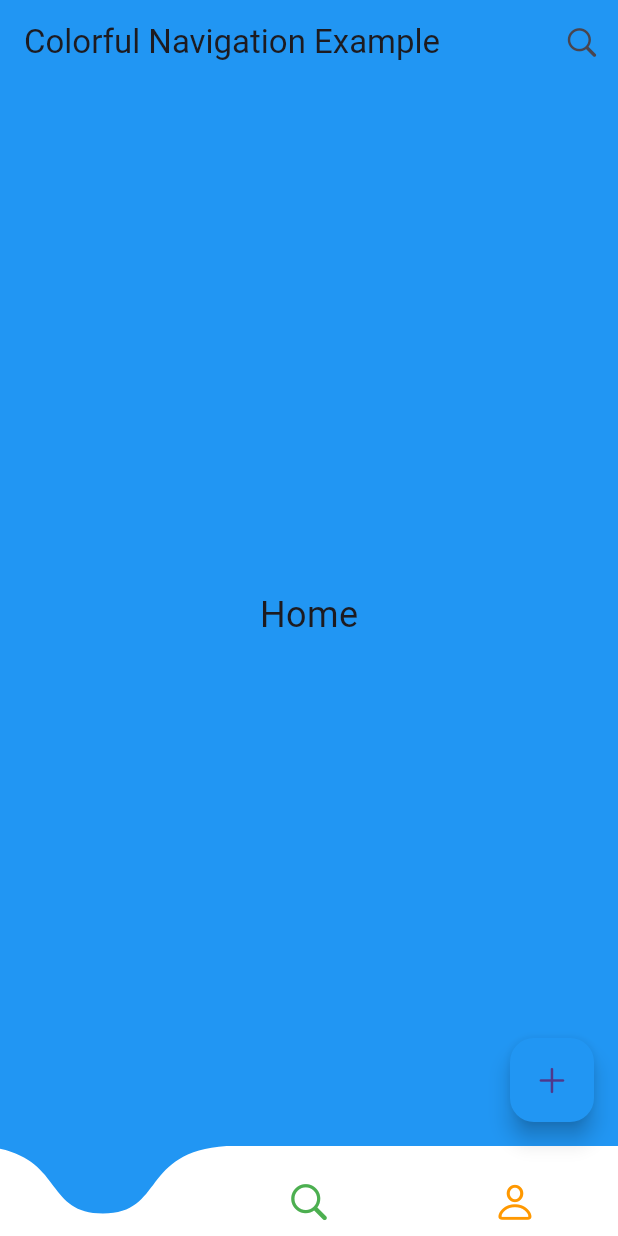
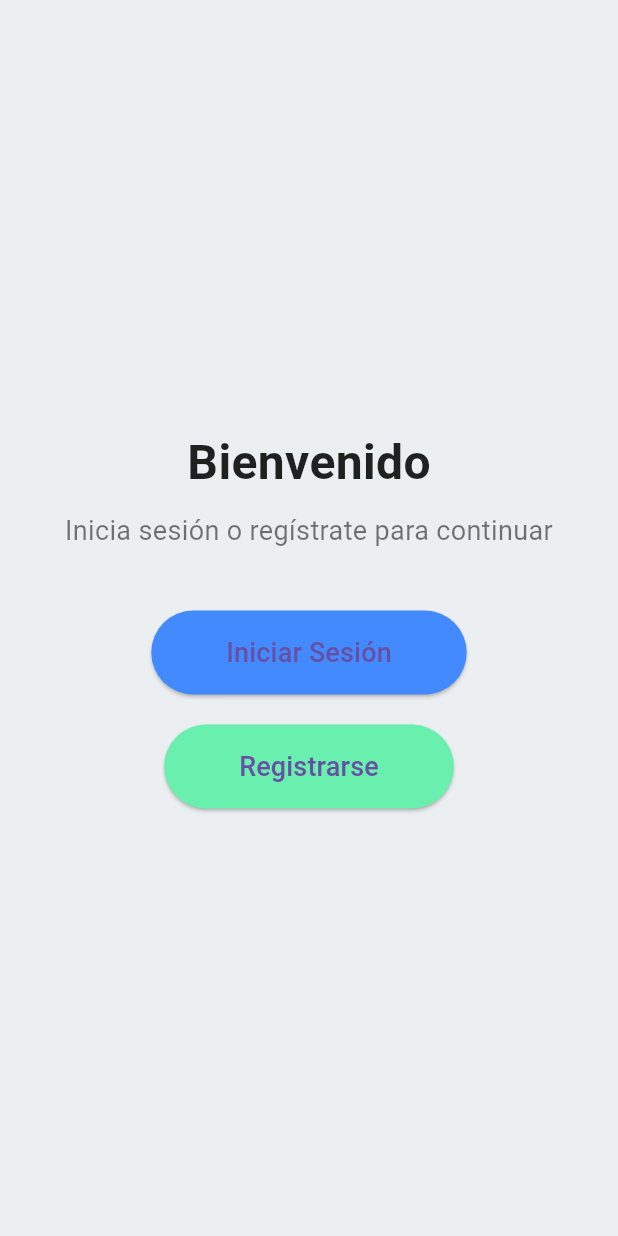
Before and after one commit to marceloifran/primerapp, a Flutter app: the screen it shows after launch, on a phone screen of 412 x 824 dp. Run offline on Flutter 3.47's test engine with Material 3 defaults, Android fonts, the phone set to English and light mode, and no system bars; drawn by our look-alikes of curved_navigation_bar.

Commit message:
otro fix

```diff
--- a/lib/main.dart
+++ b/lib/main.dart
@@ -1,6 +1,5 @@
 import 'package:flutter/material.dart';
-import 'package:flutter/cupertino.dart'; // Para íconos de Cupertino
-import 'package:curved_navigation_bar/curved_navigation_bar.dart'; // Para barra de navegación curva
+import 'package:primerapp/screens/login_screen.dart';
 
 void main() => runApp(const MyApp());
 
@@ -11,81 +10,8 @@ class MyApp extends StatelessWidget {
   Widget build(BuildContext context) {
     return MaterialApp(
       debugShowCheckedModeBanner: false,
-      title: 'Colorful Navigation Bar',
-      home: const HomeScreen(),
+      title: 'Login/Register App',
+      home: const LoginScreen(), // Pantalla inicial
     );
   }
 }
-
-class HomeScreen extends StatefulWidget {
-  const HomeScreen({super.key});
-
-  @override
-  _HomeScreenState createState() => _HomeScreenState();
-}
-
-class _HomeScreenState extends State<HomeScreen> {
-  int _selectedIndex = 0; // Índice de la pestaña seleccionada
-
-  // Colores para cada pestaña
-  final List<Color> _colors = [
-    Colors.blue,
-    Colors.green,
-    Colors.orange,
-  ];
-
-  // Lista de widgets para cada pestaña
-  final List<Widget> _pages = [
-    const Center(child: Text("Home", style: TextStyle(fontSize: 24))),
-    const Center(child: Text("Search", style: TextStyle(fontSize: 24))),
-    const Center(child: Text("Profile", style: TextStyle(fontSize: 24))),
-  ];
-
-  @override
-  Widget build(BuildContext context) {
-    return Scaffold(
-      backgroundColor:
-          _colors[_selectedIndex], // Fondo del color de la pestaña seleccionada
-      appBar: AppBar(
-        title: const Text('Colorful Navigation Example'),
-        backgroundColor: _colors[_selectedIndex], // Color de la AppBar
-        actions: [
-          IconButton(
-            icon: const Icon(CupertinoIcons.search),
-            onPressed: () {
-              print("Search button pressed");
-            },
-          ),
-        ],
-      ),
-      body: _pages[_selectedIndex], // Contenido dinámico según la pestaña
-      bottomNavigationBar: CurvedNavigationBar(
-        backgroundColor: _colors[_selectedIndex], // Fondo detrás de la barra
-        color: Colors.white, // Color de la barra
-        buttonBackgroundColor:
-            _colors[_selectedIndex], // Color del botón central
-        height: 60,
-        animationDuration: const Duration(milliseconds: 300),
-        items: const [
-          Icon(CupertinoIcons.home, size: 30, color: Colors.blue), // Ícono azul
-          Icon(CupertinoIcons.search,
-              size: 30, color: Colors.green), // Ícono verde
-          Icon(CupertinoIcons.person,
-              size: 30, color: Colors.orange), // Ícono naranja
-        ],
-        onTap: (index) {
-          setState(() {
-            _selectedIndex = index;
-          });
-        },
-      ),
-      floatingActionButton: FloatingActionButton(
-        onPressed: () {
-          print("Floating Action Button pressed");
-        },
-        backgroundColor: _colors[_selectedIndex], // Color según la pestaña
-        child: const Icon(CupertinoIcons.add),
-      ),
-    );
-  }
-}
--- /dev/null
+++ b/lib/screens/home_screen.dart
@@ -0,0 +1,50 @@
+import 'package:flutter/material.dart';
+import 'package:flutter/cupertino.dart';
+import 'package:curved_navigation_bar/curved_navigation_bar.dart';
+
+class HomeScreen extends StatefulWidget {
+  const HomeScreen({super.key});
+
+  @override
+  _HomeScreenState createState() => _HomeScreenState();
+}
+
+class _HomeScreenState extends State<HomeScreen> {
+  int _selectedIndex = 0;
+
+  final List<Color> _colors = [Colors.blue, Colors.green, Colors.orange];
+  final List<Widget> _pages = [
+    const Center(child: Text("Home", style: TextStyle(fontSize: 24))),
+    const Center(child: Text("Search", style: TextStyle(fontSize: 24))),
+    const Center(child: Text("Profile", style: TextStyle(fontSize: 24))),
+  ];
+
+  @override
+  Widget build(BuildContext context) {
+    return Scaffold(
+      backgroundColor: _colors[_selectedIndex],
+      appBar: AppBar(
+        title: const Text('Colorful Navigation Example'),
+        backgroundColor: _colors[_selectedIndex],
+      ),
+      body: _pages[_selectedIndex],
+      bottomNavigationBar: CurvedNavigationBar(
+        backgroundColor: _colors[_selectedIndex],
+        color: Colors.white,
+        buttonBackgroundColor: _colors[_selectedIndex],
+        height: 60,
+        animationDuration: const Duration(milliseconds: 300),
+        items: const [
+          Icon(CupertinoIcons.home, size: 30, color: Colors.blue),
+          Icon(CupertinoIcons.search, size: 30, color: Colors.green),
+          Icon(CupertinoIcons.person, size: 30, color: Colors.orange),
+        ],
+        onTap: (index) {
+          setState(() {
+            _selectedIndex = index;
+          });
+        },
+      ),
+    );
+  }
+}
--- /dev/null
+++ b/lib/screens/login_screen.dart
@@ -0,0 +1,79 @@
+import 'package:flutter/material.dart';
+import 'package:primerapp/screens/home_screen.dart'; // Importa la pantalla principal
+
+class LoginScreen extends StatelessWidget {
+  const LoginScreen({super.key});
+
+  @override
+  Widget build(BuildContext context) {
+    return Scaffold(
+      backgroundColor: Colors.blueGrey[50],
+      body: Center(
+        child: Padding(
+          padding: const EdgeInsets.all(16.0),
+          child: Column(
+            mainAxisAlignment: MainAxisAlignment.center,
+            children: [
+              const Text(
+                'Bienvenido',
+                style: TextStyle(
+                  fontSize: 32,
+                  fontWeight: FontWeight.bold,
+                  color: Colors.black87,
+                ),
+              ),
+              const SizedBox(height: 10),
+              const Text(
+                'Inicia sesión o regístrate para continuar',
+                style: TextStyle(fontSize: 18, color: Colors.black54),
+                textAlign: TextAlign.center,
+              ),
+              const SizedBox(height: 40),
+              ElevatedButton(
+                onPressed: () {
+                  Navigator.push(
+                    context,
+                    MaterialPageRoute(builder: (context) => const HomeScreen()),
+                  );
+                },
+                style: ElevatedButton.styleFrom(
+                  backgroundColor: Colors.blueAccent,
+                  padding:
+                      const EdgeInsets.symmetric(horizontal: 50, vertical: 15),
+                  shape: RoundedRectangleBorder(
+                    borderRadius: BorderRadius.circular(30),
+                  ),
+                ),
+                child: const Text(
+                  'Iniciar Sesión',
+                  style: TextStyle(fontSize: 18),
+                ),
+              ),
+              const SizedBox(height: 20),
+              ElevatedButton(
+                onPressed: () {
+                  Navigator.push(
+                    context,
+                    MaterialPageRoute(builder: (context) => const HomeScreen()),
+                  );
+                },
+                style: ElevatedButton.styleFrom(
+                  backgroundColor: Colors.greenAccent,
+                  padding:
+                      const EdgeInsets.symmetric(horizontal: 50, vertical: 15),
+                  shape: RoundedRectangleBorder(
+                    borderRadius: BorderRadius.circular(30),
+                  ),
+                ),
+                child: const Text(
+                  'Registrarse',
+                  style: TextStyle(fontSize: 18),
+                ),
+              ),
+            ],
+          ),
+        ),
+      ),
+    );
+  }
+}
```
